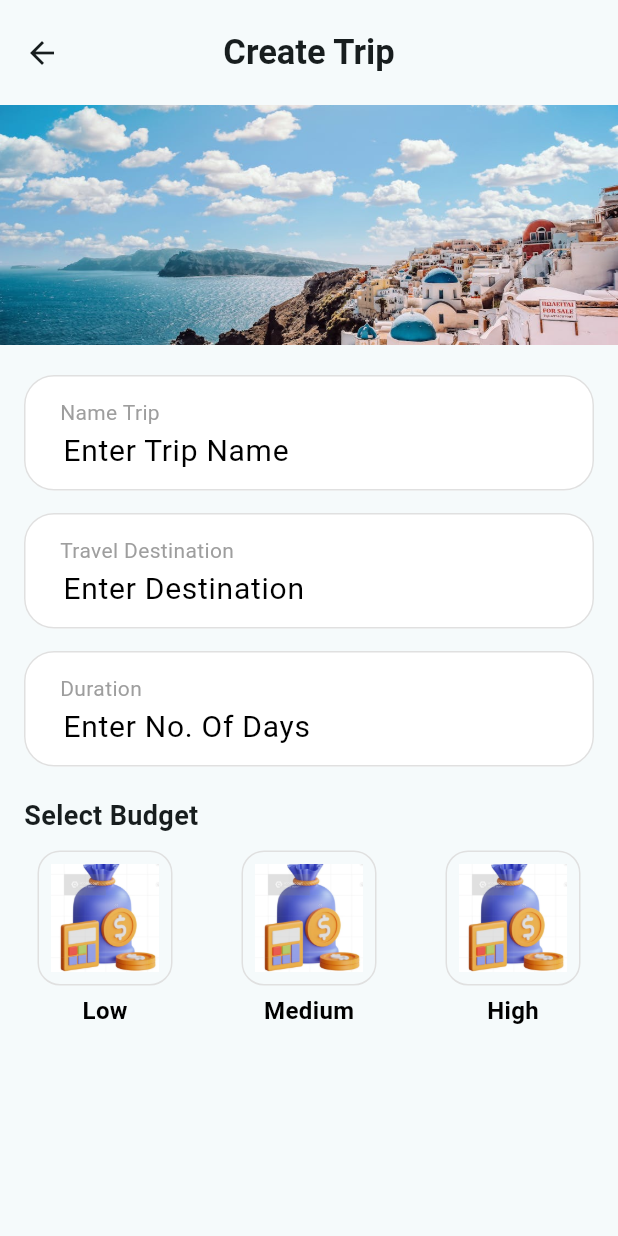
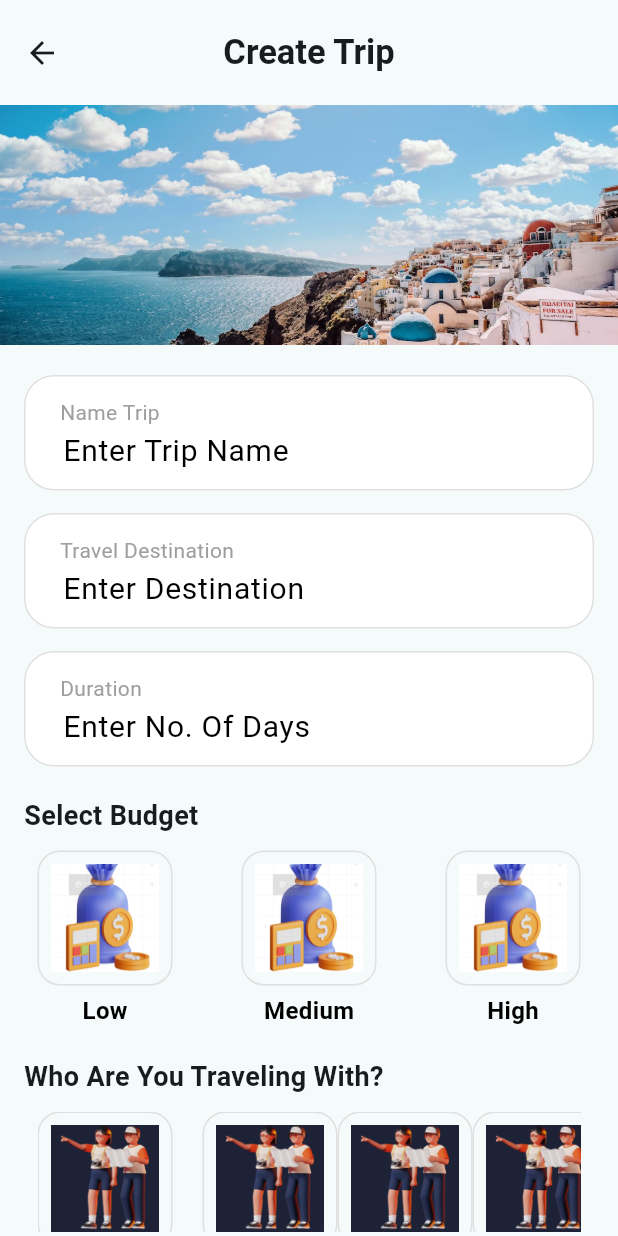
Before and after one commit to abhidnya04/TripMate, a Flutter app: the CreateTrip screen opened directly, on a phone screen of 412 x 824 dp. Run offline on Flutter 3.47's test engine with Material 3 defaults, Android fonts, the light colour scheme and no system bars; our stand-ins replace image_picker, supabase_flutter; missing offline and left inert: google_mlkit_translation; accounts and stored records are empty.

Commit message:
changes in create trip made separate components

```diff
--- /dev/null
+++ b/lib/components/budget_button.dart
@@ -0,0 +1,49 @@
+import 'package:flutter/material.dart';
+
+class BudgetButton extends StatelessWidget {
+  final String label;
+  final String imagePath;
+  final bool isSelected;
+  final VoidCallback onTap;
+
+  const BudgetButton({
+    super.key,
+    required this.label,
+    required this.imagePath,
+    required this.isSelected,
+    required this.onTap,
+  });
+
+@override
+  Widget build(BuildContext context) {
+    return GestureDetector(
+      onTap: onTap,
+      child: Column(
+        children: [
+          Container(
+            width: 90, // Set a fixed width
+            height: 90, // Set a fixed height
+            padding: const EdgeInsets.all(8),
+            decoration: BoxDecoration(
+              border: Border.all(
+                color: isSelected ? Colors.blue : Colors.grey[300]!,
+                width: isSelected ? 2 : 1,
+              ),
+              borderRadius: BorderRadius.circular(15),
+            ),
+child: Image.asset(imagePath, fit: BoxFit.fill,),
+          ),
+          const SizedBox(height: 5),
+          Text(
+            label,
+            style: TextStyle(
+              fontSize: 16,
+              fontWeight: FontWeight.bold,
+              color: isSelected ? Colors.blue : Colors.black,
+            ),
+          ),
+        ],
+      ),
+    );
+  }
+}
--- /dev/null
+++ b/lib/components/selection_button.dart
@@ -0,0 +1,49 @@
+import 'package:flutter/material.dart';
+
+class SelectionButton extends StatelessWidget {
+  final String label;
+  final String imagePath;
+  final bool isSelected;
+  final VoidCallback onTap;
+
+  const SelectionButton({
+    super.key,
+    required this.label,
+    required this.imagePath,
+    required this.isSelected,
+    required this.onTap,
+  });
+
+  @override
+  Widget build(BuildContext context) {
+    return GestureDetector(
+      onTap: onTap,
+      child: Column(
+        children: [
+          Container(
+            width: 90,
+            height: 90,
+            padding: const EdgeInsets.all(8),
+            decoration: BoxDecoration(
+              border: Border.all(
+                color: isSelected ? Colors.blue : Colors.grey[300]!,
+                width: isSelected ? 2 : 1,
+              ),
+              borderRadius: BorderRadius.circular(15),
+            ),
+            child: Image.asset(imagePath, fit: BoxFit.fill),
+          ),
+          const SizedBox(height: 5),
+          Text(
+            label,
+            style: TextStyle(
+              fontSize: 16,
+              fontWeight: FontWeight.bold,
+              color: isSelected ? Colors.blue : Colors.black,
+            ),
+          ),
+        ],
+      ),
+    );
+  }
+}
--- /dev/null
+++ b/lib/pages/budget_selection.dart
@@ -0,0 +1,48 @@
+import 'package:flutter/material.dart';
+
+import '../components/budget_button.dart';
+
+
+class BudgetSelection extends StatelessWidget {
+  final String selectedBudget;
+  final Function(String) onBudgetSelected;
+
+  const BudgetSelection({
+    super.key,
+    required this.selectedBudget,
+    required this.onBudgetSelected,
+  });
+
+  @override
+  Widget build(BuildContext context) {
+    return Padding(
+      padding: const EdgeInsets.symmetric(horizontal: 25.0),
+
+        child: Row(
+          mainAxisAlignment: MainAxisAlignment.spaceBetween,
+          children: [
+            BudgetButton(
+              label: "Low",
+              imagePath: "lib/images/budget.png",
+              isSelected: selectedBudget == "Low",
+              onTap: () => onBudgetSelected("Low"),
+            ),
+            BudgetButton(
+              label: "Medium",
+              imagePath: "lib/images/budget.png",
+              isSelected: selectedBudget == "Medium",
+              onTap: () => onBudgetSelected("Medium"),
+            ),
+            BudgetButton(
+              label: "High",
+              imagePath: "lib/images/budget.png",
+              isSelected: selectedBudget == "High",
+              onTap: () => onBudgetSelected("High"),
+            ),
+
+          ],
+        ),
+
+    );
+  }
+}
--- a/lib/pages/create_trip.dart
+++ b/lib/pages/create_trip.dart
@@ -1,4 +1,8 @@
+import 'package:appdev/pages/custom_text_field.dart';
 import 'package:flutter/material.dart';
+
+import 'budget_selection.dart';
+import 'people_selection.dart';
 
 class CreateTrip extends StatefulWidget {
   const CreateTrip({super.key});
@@ -9,6 +13,7 @@ class CreateTrip extends StatefulWidget {
 
 class _CreateTripState extends State<CreateTrip> {
   String selectedBudget = ""; // To track the selected budget
+  String selectedPeople = "";
   @override
   Widget build(BuildContext context) {
     return Scaffold(
@@ -20,7 +25,18 @@ class _CreateTripState extends State<CreateTrip> {
           style: TextStyle(fontWeight: FontWeight.bold, fontSize: 23),
         ),
       ),
-      body: Column(
+
+        body: LayoutBuilder(
+  builder: (context, constraints) {
+    return SingleChildScrollView(
+      child: ConstrainedBox(
+        constraints: BoxConstraints(
+          minHeight: constraints.maxHeight,
+        ),
+
+          child: Padding(
+            padding: const EdgeInsets.only(bottom: 80),
+            child: Column(
               crossAxisAlignment: CrossAxisAlignment.start,
               children: [
                 // Image Section
@@ -65,158 +81,63 @@ class _CreateTripState extends State<CreateTrip> {
                     });
                   },
                 ),
+
+                const SizedBox(height: 20),
+
+                // no of peopl
+                 const Padding(
+                  padding: EdgeInsets.symmetric(horizontal: 16.0),
+                  child: Text(
+                    "Who Are You Traveling With?",
+                    style: TextStyle(fontSize: 18, fontWeight: FontWeight.bold),
+                  ),
+                ),
+                const SizedBox(height: 10),
+                PeopleSelection(
+                  selectedPeople: selectedPeople,
+                  onPeopleSelected: (people) {
+                    setState(() {
+                      selectedPeople = people;
+                    });
+                  },
+                ),
+
+                 const SizedBox(height: 30),
+
+                 Padding(
+                padding: const EdgeInsets.symmetric(horizontal: 16.0),
+                child: SizedBox(
+                  width: double.infinity,
+                  child: ElevatedButton(
+                    onPressed: () {
+                      // Handle trip creation logic here
+                      print("Trip Created with:");
+                      print("Trip Name: ${selectedBudget}");
+                      print("People: ${selectedPeople}");
+                    },
+                    style: ElevatedButton.styleFrom(
+                      padding: const EdgeInsets.symmetric(vertical: 15),
+                      textStyle: const TextStyle(fontSize: 18),
+                    ),
+                    child: const Text("Create Trip"),
+                  ),
+                ),
+                 ),
+
               ],
+            ),
+          ),
+        ),
+
+        );
+  }  ,
     ),
     );
   }
 }
 
-/// **Reusable Custom TextField Component**
-class CustomTextField extends StatelessWidget {
-  final String label;
-  final String hintText;
 
-  const CustomTextField(
-      {super.key, required this.label, required this.hintText});
 
-  @override
-  Widget build(BuildContext context) {
-    return Padding(
-      padding: const EdgeInsets.symmetric(horizontal: 16.0),
-      child: Stack(
-        children: [
-          TextField(
-            textAlignVertical: TextAlignVertical.bottom,
-            style: const TextStyle(fontSize: 20, color: Colors.black),
-            decoration: InputDecoration(
-              contentPadding:
-                  const EdgeInsets.only(top: 35, left: 22, bottom: 12),
-              hintText: hintText,
-              hintStyle: const TextStyle(color: Colors.black, fontSize: 20),
-              filled: true,
-              fillColor: Colors.white,
-              border: OutlineInputBorder(
-                borderRadius: BorderRadius.circular(20.0),
-                borderSide: const BorderSide(color: Colors.grey),
-              ),
-              enabledBorder: OutlineInputBorder(
-                borderRadius: BorderRadius.circular(20.0),
-                borderSide: BorderSide(color: Colors.grey[300]!, width: 1),
-              ),
-              focusedBorder: OutlineInputBorder(
-                borderRadius: BorderRadius.circular(20.0),
-                borderSide: const BorderSide(color: Colors.blue, width: 2),
-              ),
-            ),
-          ),
-          Positioned(
-            left: 20,
-            top: 15,
-            child: Container(
-              padding: const EdgeInsets.symmetric(horizontal: 4),
-              color: Colors.white,
-              child: Text(
-                label,
-                style: const TextStyle(color: Colors.grey, fontSize: 14),
-              ),
-            ),
-          ),
-        ],
-      ),
-    );
-  }
-}
-
-/// **Budget Selection Component**
-class BudgetSelection extends StatelessWidget {
-  final String selectedBudget;
-  final Function(String) onBudgetSelected;
-
-  const BudgetSelection({
-    super.key,
-    required this.selectedBudget,
-    required this.onBudgetSelected,
-  });
-
-  @override
-  Widget build(BuildContext context) {
-    return Padding(
-      padding: const EdgeInsets.symmetric(horizontal: 25.0),
-      child: Row(
-        mainAxisAlignment: MainAxisAlignment.spaceBetween,
-        children: [
-          BudgetButton(
-            label: "Low",
-            imagePath: "lib/images/budget.png",
-            isSelected: selectedBudget == "Low",
-            onTap: () => onBudgetSelected("Low"),
-          ),
-          BudgetButton(
-            label: "Medium",
-            imagePath: "lib/images/budget.png",
-            isSelected: selectedBudget == "Medium",
-            onTap: () => onBudgetSelected("Medium"),
-          ),
-          BudgetButton(
-            label: "High",
-            imagePath: "lib/images/budget.png",
-            isSelected: selectedBudget == "High",
-            onTap: () => onBudgetSelected("High"),
-          ),
-        ],
-      ),
-    );
-  }
-}
-
-/// **Reusable Budget Button Component**
-class BudgetButton extends StatelessWidget {
-  final String label;
-  final String imagePath;
-  final bool isSelected;
-  final VoidCallback onTap;
-
-  const BudgetButton({
-    super.key,
-    required this.label,
-    required this.imagePath,
-    required this.isSelected,
-    required this.onTap,
-  });
-
-@override
-  Widget build(BuildContext context) {
-    return GestureDetector(
-      onTap: onTap,
-      child: Column(
-        children: [
-          Container(
-            width: 90, // Set a fixed width
-            height: 90, // Set a fixed height
-            padding: const EdgeInsets.all(8),
-            decoration: BoxDecoration(
-              border: Border.all(
-                color: isSelected ? Colors.blue : Colors.grey[300]!,
-                width: isSelected ? 2 : 1,
-              ),
-              borderRadius: BorderRadius.circular(15),
-            ),
-child: Image.asset(imagePath, fit: BoxFit.cover,),
-          ),
-          const SizedBox(height: 5),
-          Text(
-            label,
-            style: TextStyle(
-              fontSize: 16,
-              fontWeight: FontWeight.bold,
-              color: isSelected ? Colors.blue : Colors.black,
-            ),
-          ),
-        ],
-      ),
-    );
-  }
-}
 
 
 
--- /dev/null
+++ b/lib/pages/custom_text_field.dart
@@ -0,0 +1,56 @@
+import 'package:flutter/material.dart';
+
+class CustomTextField extends StatelessWidget {
+  final String label;
+  final String hintText;
+
+  const CustomTextField(
+      {super.key, required this.label, required this.hintText});
+
+  @override
+  Widget build(BuildContext context) {
+    return Padding(
+      padding: const EdgeInsets.symmetric(horizontal: 16.0),
+      child: Stack(
+        children: [
+          TextField(
+            textAlignVertical: TextAlignVertical.bottom,
+            style: const TextStyle(fontSize: 20, color: Colors.black),
+            decoration: InputDecoration(
+              contentPadding:
+                  const EdgeInsets.only(top: 35, left: 22, bottom: 12),
+              hintText: hintText,
+              hintStyle: const TextStyle(color: Colors.black, fontSize: 20),
+              filled: true,
+              fillColor: Colors.white,
+              border: OutlineInputBorder(
+                borderRadius: BorderRadius.circular(20.0),
+                borderSide: const BorderSide(color: Colors.grey),
+              ),
+              enabledBorder: OutlineInputBorder(
+                borderRadius: BorderRadius.circular(20.0),
+                borderSide: BorderSide(color: Colors.grey[300]!, width: 1),
+              ),
+              focusedBorder: OutlineInputBorder(
+                borderRadius: BorderRadius.circular(20.0),
+                borderSide: const BorderSide(color: Colors.blue, width: 2),
+              ),
+            ),
+          ),
+          Positioned(
+            left: 20,
+            top: 15,
+            child: Container(
+              padding: const EdgeInsets.symmetric(horizontal: 4),
+              color: Colors.white,
+              child: Text(
+                label,
+                style: const TextStyle(color: Colors.grey, fontSize: 14),
+              ),
+            ),
+          ),
+        ],
+      ),
+    );
+  }
+}
--- /dev/null
+++ b/lib/pages/people_selection.dart
@@ -0,0 +1,65 @@
+import 'package:flutter/material.dart';
+
+import '../components/selection_button.dart';
+
+
+class PeopleSelection extends StatelessWidget {
+  final String selectedPeople;
+  final Function(String) onPeopleSelected;
+
+  const PeopleSelection({
+    super.key,
+    required this.selectedPeople,
+    required this.onPeopleSelected,
+  });
+
+  @override
+  Widget build(BuildContext context) {
+    return Padding(
+      padding: const EdgeInsets.symmetric(horizontal: 25.0),
+      child: Column(
+        children: [
+          SizedBox(
+            height: 80,
+
+            child: SingleChildScrollView(
+              scrollDirection: Axis.horizontal,
+              child: Row(
+
+                children: [
+                  SelectionButton(
+                    label: "Single",
+                    imagePath: "lib/images/Couple.png",
+                    isSelected: selectedPeople == "Single",
+                    onTap: () => onPeopleSelected("Single"),
+                  ),
+                  const SizedBox(width: 20),
+                  SelectionButton(
+                    label: "Couple",
+                    imagePath: "lib/images/Couple.png",
+                    isSelected: selectedPeople == "Couple",
+                    onTap: () => onPeopleSelected("Couple"),
+                  ),
+                  SelectionButton(
+                    label: "Friend",
+                    imagePath: "lib/images/Couple.png",
+                    isSelected: selectedPeople == "Friend",
+                    onTap: () => onPeopleSelected("Friend"),
+                  ),
+                  SelectionButton(
+                    label: "Family",
+                    imagePath: "lib/images/Couple.png",
+                    isSelected: selectedPeople == "Family",
+                    onTap: () => onPeopleSelected("Family"),
+                  ),
+                ],
+              ),
+            ),
+          ),
+          const SizedBox(height: 10),
+
+        ],
+      ),
+    );
+  }
+}
--- a/pubspec.yaml
+++ b/pubspec.yaml
@@ -76,6 +76,7 @@ flutter:
     - lib/images/TravelLuggage.png
     - lib/images/travel.jpeg
     - lib/images/budget.png
+    - lib/images/Couple.png
 
   # An image asset can refer to one or more resolution-specific "variants", see
   # https://flutter.dev/assets-and-images/#resolution-aware
```
Also changed, not shown: lib/images/Couple.png (added). Lines whose indentation alone changed are shown as unchanged.
